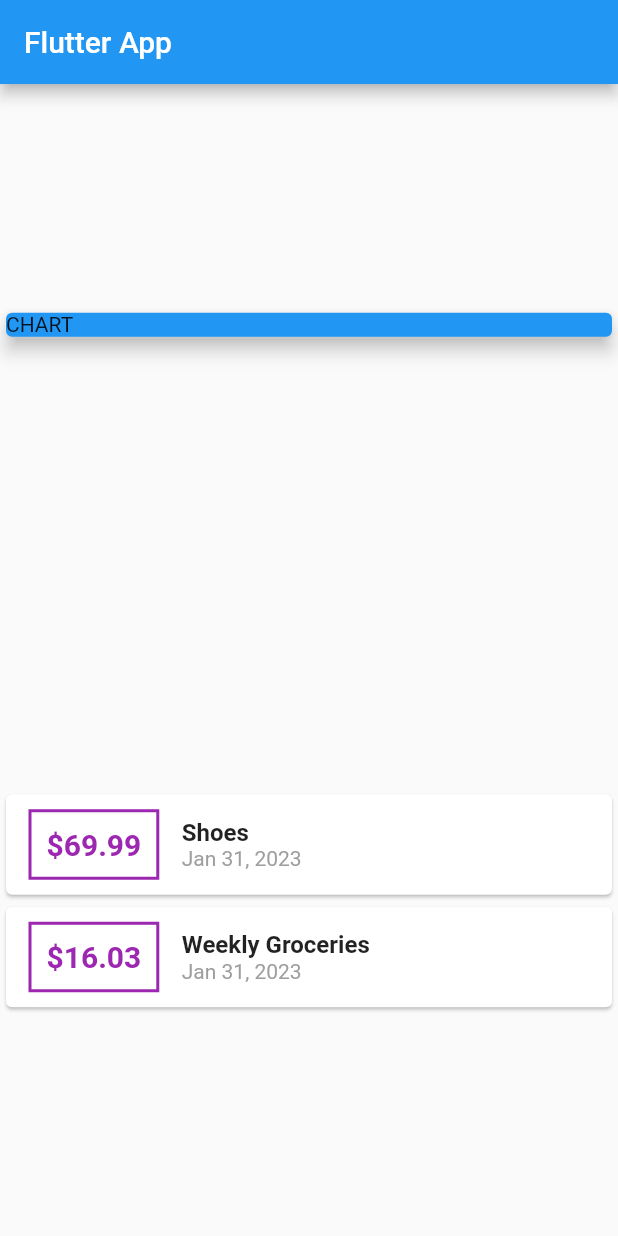
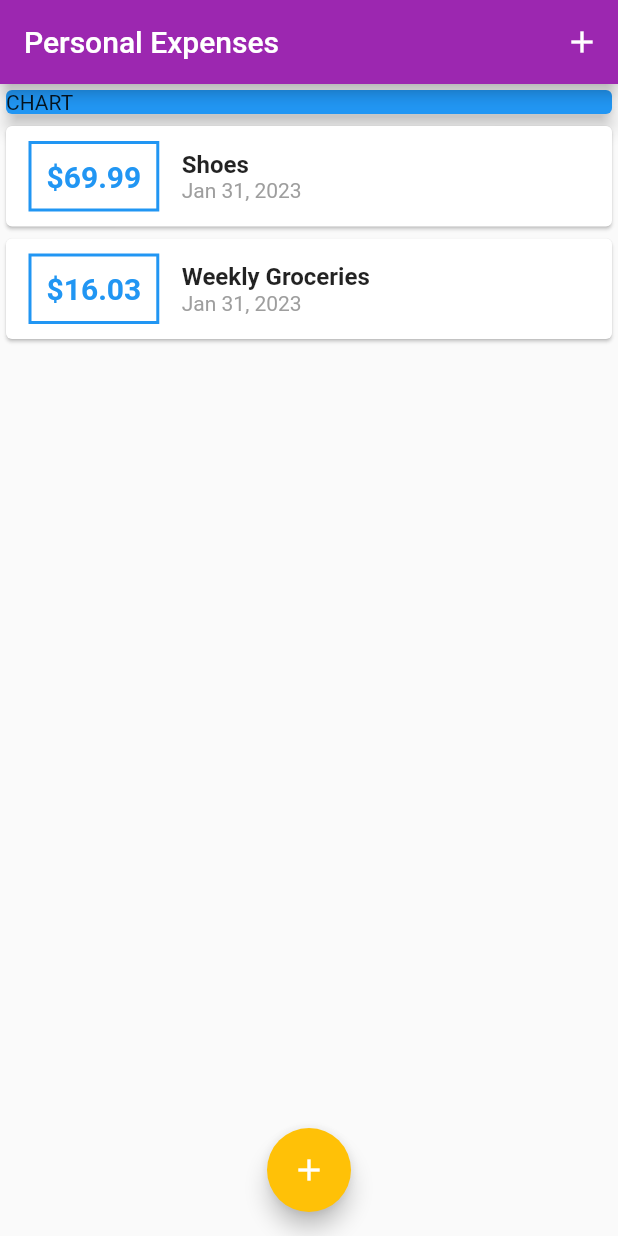
Before and after one commit to shahidemdad/expense-planner, a Flutter app: the screen it shows after launch, on a phone screen of 412 x 824 dp. Run offline on Flutter 3.47's test engine with Material 2 defaults, Android fonts, the phone set to English and light mode, and no system bars.

Commit message:
added features

```diff
--- a/lib/main.dart
+++ b/lib/main.dart
@@ -1,8 +1,8 @@
 import 'package:flutter/material.dart';
-import 'package:intl/intl.dart';
 
-
-import './transaction.dart';
+import './widgets/new_transaction.dart';
+import './widgets/transaction_list.dart';
+import './models/transaction.dart';
 
 void main() => runApp(MyApp());
 
@@ -10,14 +10,22 @@ class MyApp extends StatelessWidget {
   @override
   Widget build(BuildContext context) {
     return MaterialApp(
-      title: 'Flutter App',
+      title: 'Personal Expenses',
+      theme: ThemeData(
+        colorScheme: ColorScheme.fromSwatch(primarySwatch: Colors.purple).copyWith(secondary: Colors.amber),
+      ),
       home: MyHomePage(),
     );
   }
 }
 
-class MyHomePage extends StatelessWidget {
-  final List<Transaction> transactions = [
+class MyHomePage extends StatefulWidget {
+  @override
+  State<MyHomePage> createState() => _MyHomePageState();
+}
+
+class _MyHomePageState extends State<MyHomePage> {
+  final List<Transaction> _userTransactions = [
     Transaction(
       id: 't1',
       title: 'Shoes',
@@ -32,14 +40,49 @@ class MyHomePage extends StatelessWidget {
     ),
   ];
 
+  void _addNewTransaction(String title, double amount) {
+    final newTx = Transaction(
+      id: DateTime.now().toString(),
+      title: title,
+      amount: amount,
+      date: DateTime.now(),
+    );
+
+    setState(() {
+      _userTransactions.add(newTx);
+    });
+  }
+
+  void _startAddNewTransaction(BuildContext ctx) {
+    showModalBottomSheet(
+        context: ctx,
+        builder: (_) {
+          return GestureDetector(
+            onTap: () {},
+            child: NewTransaction(_addNewTransaction),
+            behavior: HitTestBehavior.opaque,
+          );
+        });
+  }
+
   @override
   Widget build(BuildContext context) {
     return Scaffold(
       appBar: AppBar(
-        title: Text('Flutter App'),
+        title: Text('Personal Expenses'),
+        actions: [
+          IconButton(
+            onPressed: () => _startAddNewTransaction(context),
+            icon: Icon(
+              Icons.add,
+              // color: Colors.white,
             ),
-      body: Column(
-        mainAxisAlignment: MainAxisAlignment.spaceAround,
+          ),
+        ],
+      ),
+      body: SingleChildScrollView(
+        child: Column(
+          // mainAxisAlignment: MainAxisAlignment.spaceAround,
           crossAxisAlignment: CrossAxisAlignment.stretch,
           children: <Widget>[
             Container(
@@ -50,53 +93,14 @@ class MyHomePage extends StatelessWidget {
                 elevation: 5,
               ),
             ),
-          Column(
-            children: transactions.map((tx) {
-              return Card(
-                child: Row(
-                  children: [
-                    Container(
-                      margin:
-                          EdgeInsets.symmetric(vertical: 10, horizontal: 15),
-                      decoration: BoxDecoration(
-                          border: Border.all(
-                        color: Colors.purple,
-                        width: 2,
-                      )),
-                      padding: EdgeInsets.all(10),
-                      child: Text(
-                        '\$${tx.amount}',
-                        style: TextStyle(
-                          fontWeight: FontWeight.bold,
-                          fontSize: 20,
-                          color: Colors.purple,
+            TransactionList(_userTransactions),
+          ],
         ),
       ),
-                    ),
-                    Column(
-                      crossAxisAlignment: CrossAxisAlignment.start,
-                      children: [
-                        Text(
-                          tx.title,
-                          style: TextStyle(
-                            fontSize: 16,
-                            fontWeight: FontWeight.bold,
-                          ),
-                        ),
-                        Text(
-                          DateFormat.yMMMd().format(tx.date),
-                          style: TextStyle(
-                            color: Colors.grey,
-                          ),
-                        ),
-                      ],
-                    )
-                  ],
-                ),
-              );
-            }).toList(),
-          ),
-        ],
+      floatingActionButtonLocation: FloatingActionButtonLocation.centerFloat,
+      floatingActionButton: FloatingActionButton(
+        child: Icon(Icons.add),
+        onPressed: () => _startAddNewTransaction(context),
       ),
     );
   }
--- /dev/null
+++ b/lib/widgets/transaction_list.dart
@@ -0,0 +1,62 @@
+import 'package:flutter/material.dart';
+import '../models/transaction.dart';
+import 'package:intl/intl.dart';
+
+class TransactionList extends StatelessWidget {
+  final List<Transaction> transactions;
+
+  TransactionList(this.transactions);
+
+  @override
+  Widget build(BuildContext context) {
+    return Container(
+      height: 300,
+      child: ListView.builder(
+        itemBuilder: (ctx, index) {
+          return Card(
+            child: Row(
+              children: [
+                Container(
+                  margin: EdgeInsets.symmetric(vertical: 10, horizontal: 15),
+                  decoration: BoxDecoration(
+                      border: Border.all(
+                    color: Theme.of(context).primaryColor,
+                    width: 2,
+                  )),
+                  padding: EdgeInsets.all(10),
+                  child: Text(
+                    '\$${transactions[index].amount.toStringAsFixed(2)}',
+                    style: TextStyle(
+                      fontWeight: FontWeight.bold,
+                      fontSize: 20,
+                      color: Theme.of(context).primaryColor,
+                    ),
+                  ),
+                ),
+                Column(
+                  crossAxisAlignment: CrossAxisAlignment.start,
+                  children: [
+                    Text(
+                      transactions[index].title,
+                      style: TextStyle(
+                        fontSize: 16,
+                        fontWeight: FontWeight.bold,
+                      ),
+                    ),
+                    Text(
+                      DateFormat.yMMMd().format(transactions[index].date),
+                      style: TextStyle(
+                        color: Colors.grey,
+                      ),
+                    ),
+                  ],
+                )
+              ],
+            ),
+          );
+        },
+        itemCount: transactions.length,
+      ),
+    );
+  }
+}
```
Also changed, not shown: lib/widgets/new_transaction.dart (added, +63 -0 lines), lib/models/transaction.dart (renamed from lib/transaction.dart). Lines whose indentation alone changed are shown as unchanged.
